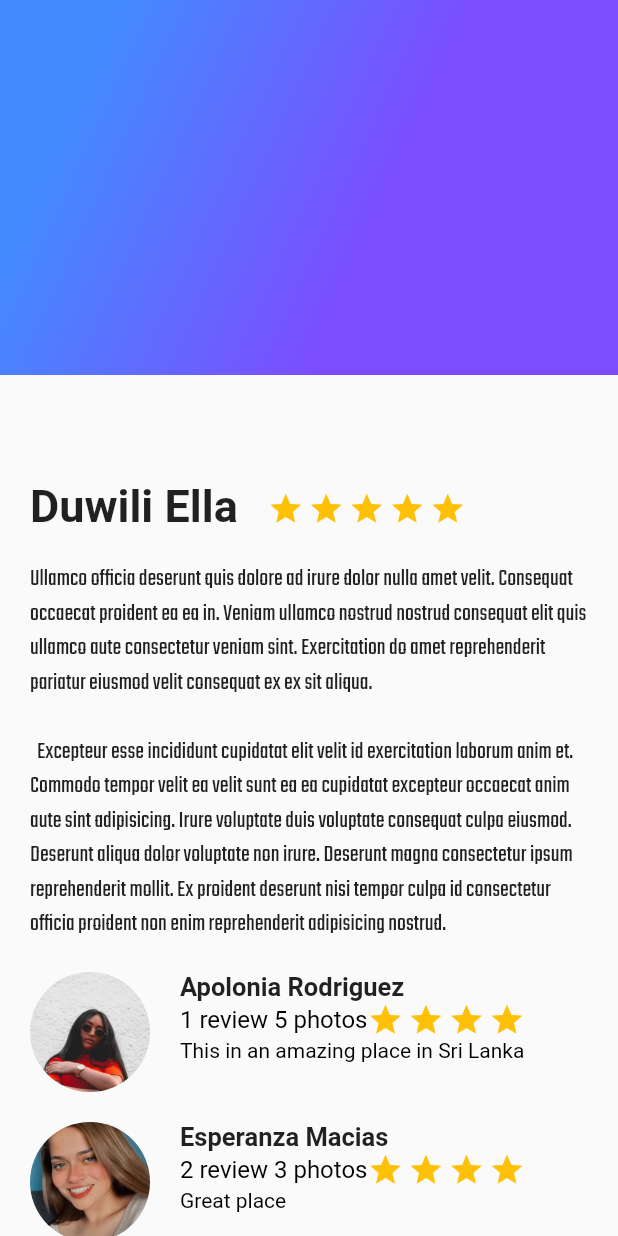
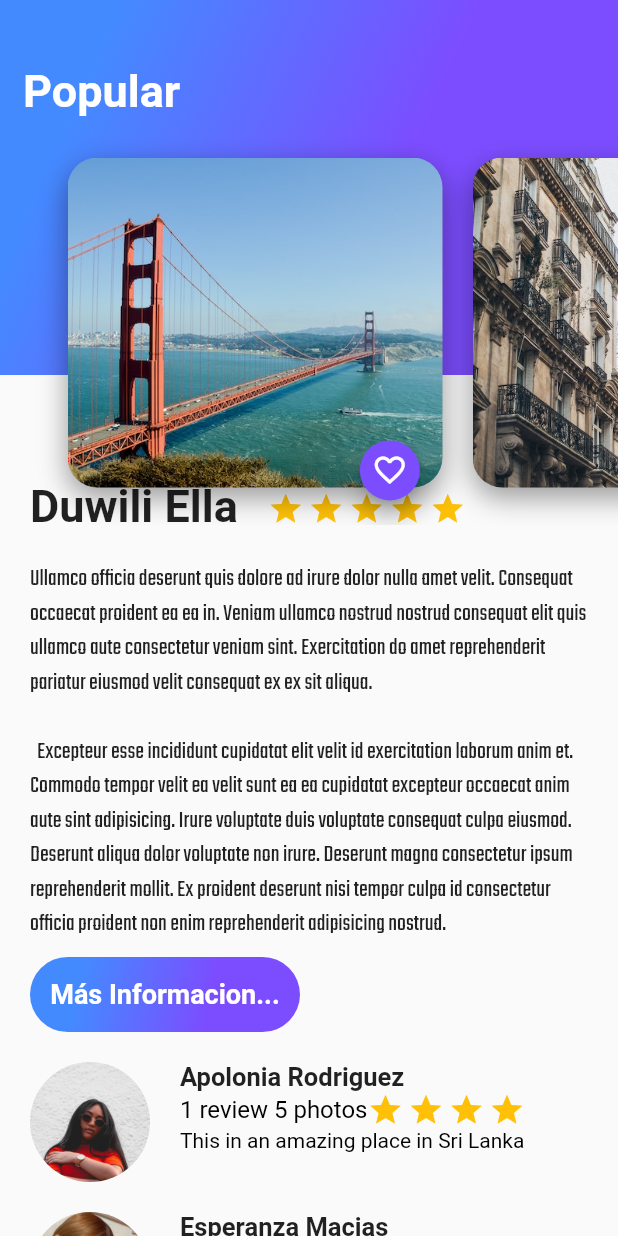
Before and after one commit to iLuis116/ViajesFlutter, a Flutter app: the screen it shows after launch, on a phone screen of 412 x 824 dp. Run offline on Flutter 3.47's test engine with Material 2 defaults, Android fonts, the phone set to English and light mode, and no system bars; our stand-ins replace google_fonts; Roboto replaces fonts that are missing (Abel, Actor).

Commit message:
Implementacion de botones

```diff
--- a/lib/main.dart
+++ b/lib/main.dart
@@ -1,6 +1,7 @@
 import 'package:flutter/material.dart';
 import 'package:travel_app5b/screens/description_place_screen.dart';
 import 'package:travel_app5b/screens/gradient_black.dart';
+import 'package:travel_app5b/screens/hearder.dart';
 import 'package:travel_app5b/screens/reviewlist.dart';
 
 
@@ -33,7 +34,7 @@ class MainApp extends StatelessWidget {
                 const ReviewList(),
               ],
             ),
-            const GradientBlack(),
+            const Header(),
           ],
         ),
       ),
--- /dev/null
+++ b/lib/screens/button_navigate.dart
@@ -0,0 +1,57 @@
+import 'package:flutter/material.dart';
+import 'package:google_fonts/google_fonts.dart';
+
+class ButtonNavigate extends StatelessWidget {
+
+  final String buttonText;
+
+  const ButtonNavigate({super.key, required this.buttonText});
+
+  @override
+  Widget build(BuildContext context) {
+    return InkWell(
+      onTap: () {
+        ScaffoldMessenger.of(context).showSnackBar(
+          const SnackBar(
+            content: Text('Presionaste el botón',
+            style: TextStyle(fontSize: 15),
+              ),
+              backgroundColor: Colors.black,
+            ),
+          );
+      },
+      child: Container(
+        margin: const EdgeInsets.only(
+          top: 10.0,
+          left: 20.0,
+          right: 20.0,
+        ),
+        height: 50.0,
+        width: 180.0,
+        decoration: BoxDecoration(
+          borderRadius: BorderRadius.circular(30.0),
+          gradient: const LinearGradient(
+            colors: [
+              Colors.blueAccent,
+              Colors.deepPurpleAccent,
+            ],
+            begin: FractionalOffset(0.2, 0.0),
+            end: FractionalOffset(1.0, 0.6),
+            stops: [0.0, 0.6],
+            tileMode: TileMode.clamp,
+            ),
+        ),
+        child: Center(
+          child: Text(
+            buttonText,
+            style: GoogleFonts.abel(
+              fontSize: 18.0,
+              fontWeight: FontWeight.bold,
+              color: Colors.white,
+            ),
+          ),
+        ),
+      ),
+    );
+  }
+}
--- /dev/null
+++ b/lib/screens/card_image.dart
@@ -0,0 +1,43 @@
+import 'package:flutter/material.dart';
+import 'package:travel_app5b/screens/small_button.dart';
+
+class CardImage extends StatelessWidget {
+
+  final String pathImage;
+
+  const CardImage({super.key, required this.pathImage});
+
+  @override
+  Widget build(BuildContext context) {
+    final card = Container(
+      height: 350.0,
+      width: 250.0,
+      margin: const EdgeInsets.only(
+        top: 80.0,
+        left: 20.0,
+      ),
+      decoration: BoxDecoration(
+        image: DecorationImage(
+          fit: BoxFit.cover,
+          image: AssetImage(pathImage),
+          ),
+          borderRadius: const BorderRadiusDirectional.all(Radius.circular(20.0),
+          ),
+          boxShadow: const <BoxShadow>[
+            BoxShadow(
+              color: Colors.black38,
+              blurRadius: 15.0,
+              offset: Offset(0.0, 7.0),
+            ),
+          ],
+      ),
+    );
+    return Stack(
+      alignment: const Alignment(0.9, 1.1),
+      children: [
+        card,
+        SmallButton()
+      ],
+    );
+  }
+}
--- /dev/null
+++ b/lib/screens/card_image_list.dart
@@ -0,0 +1,23 @@
+import 'package:flutter/material.dart';
+import 'package:travel_app5b/screens/card_image.dart';
+
+class CardImageList extends StatelessWidget {
+  const CardImageList({super.key});
+
+  @override
+  Widget build(BuildContext context) {
+    return Container(
+      height: 350.0,
+      child: ListView(
+        padding: const EdgeInsets.all(25.0),
+        scrollDirection: Axis.horizontal,
+        children: const [
+          CardImage(pathImage: 'assets/img/lugar1.jpg'),
+          CardImage(pathImage: 'assets/img/lugar2.jpg'),
+          CardImage(pathImage: 'assets/img/lugar3.jpg'),
+          CardImage(pathImage: 'assets/img/lugar4.jpg'),
+        ],
+      ),
+    );
+  }
+}
--- a/lib/screens/description_place_screen.dart
+++ b/lib/screens/description_place_screen.dart
@@ -1,5 +1,6 @@
 import 'package:flutter/material.dart';
 import 'package:google_fonts/google_fonts.dart';
+import 'package:travel_app5b/screens/button_navigate.dart';
 
 class DescriptionPlaceSreen extends StatelessWidget {
     final String descriptionPlace;
@@ -69,9 +70,11 @@ class DescriptionPlaceSreen extends StatelessWidget {
       ],
     );
     return Column(
+      crossAxisAlignment: CrossAxisAlignment.start,
       children: [
         titleAndStars,
         description,
+        const ButtonNavigate(buttonText: 'Más Informacion...')
       ],
     );
   }
--- a/lib/screens/gradient_black.dart
+++ b/lib/screens/gradient_black.dart
@@ -1,7 +1,9 @@
 import 'package:flutter/material.dart';
+import 'package:google_fonts/google_fonts.dart';
 
 class GradientBlack extends StatelessWidget {
-  const GradientBlack({super.key});
+  final String title;
+  const GradientBlack({super.key, required this.title});
 
   @override
   Widget build(BuildContext context) {
@@ -19,6 +21,15 @@ class GradientBlack extends StatelessWidget {
             tileMode: TileMode.clamp,
           ),
         ),
+        alignment: const Alignment(-0.9, -0.6),
+        child: Text(
+          title,
+          style: GoogleFonts.actor(
+            color: Colors.white,
+            fontSize: 30.0,
+            fontWeight: FontWeight.bold,
+          ),
+        ),
     );
   }
 }
--- /dev/null
+++ b/lib/screens/hearder.dart
@@ -0,0 +1,17 @@
+import 'package:flutter/material.dart';
+import 'package:travel_app5b/screens/card_image_list.dart';
+import 'package:travel_app5b/screens/gradient_black.dart';
+
+class Header extends StatelessWidget {
+  const Header({super.key});
+
+  @override
+  Widget build(BuildContext context) {
+    return const Stack(
+      children: [
+        GradientBlack(title: 'Popular'),
+        CardImageList(),
+      ],
+    );
+  }
+}
--- /dev/null
+++ b/lib/screens/small_button.dart
@@ -0,0 +1,33 @@
+import 'package:flutter/material.dart';
+
+class SmallButton extends StatefulWidget {
+  const SmallButton({super.key});
+
+  @override
+  State<SmallButton> createState() => _SmallButtonState();
+}
+
+class _SmallButtonState extends State<SmallButton> {
+
+  bool pressed = false;
+  void onPressedFav(){
+    setState(() {
+      if (!pressed) {
+        pressed = true;
+      } else {
+        pressed = false;
+      }
+    });
+  }
+
+  @override
+  Widget build(BuildContext context) {
+    return FloatingActionButton(
+      onPressed: onPressedFav,
+      backgroundColor: Colors.deepPurpleAccent,
+      mini: true,
+      tooltip: 'Fav',
+      child: Icon(pressed ? Icons.favorite: Icons.favorite_border),
+      );
+  }
+}
--- a/pubspec.yaml
+++ b/pubspec.yaml
@@ -23,3 +23,7 @@ flutter:
       - assets/img/persona2.jpg
       - assets/img/persona3.jpg
       - assets/img/persona4.jpg
+      - assets/img/lugar1.jpg
+      - assets/img/lugar2.jpg
+      - assets/img/lugar3.jpg
+      - assets/img/lugar4.jpg
```
Also changed, not shown: assets/img/lugar1.jpg (added), assets/img/lugar2.jpg (added), assets/img/lugar3.jpg (added), assets/img/lugar4.jpg (added), assets/img/persona2.jpg, assets/img/persona3.jpg, assets/img/persona4.jpg.
